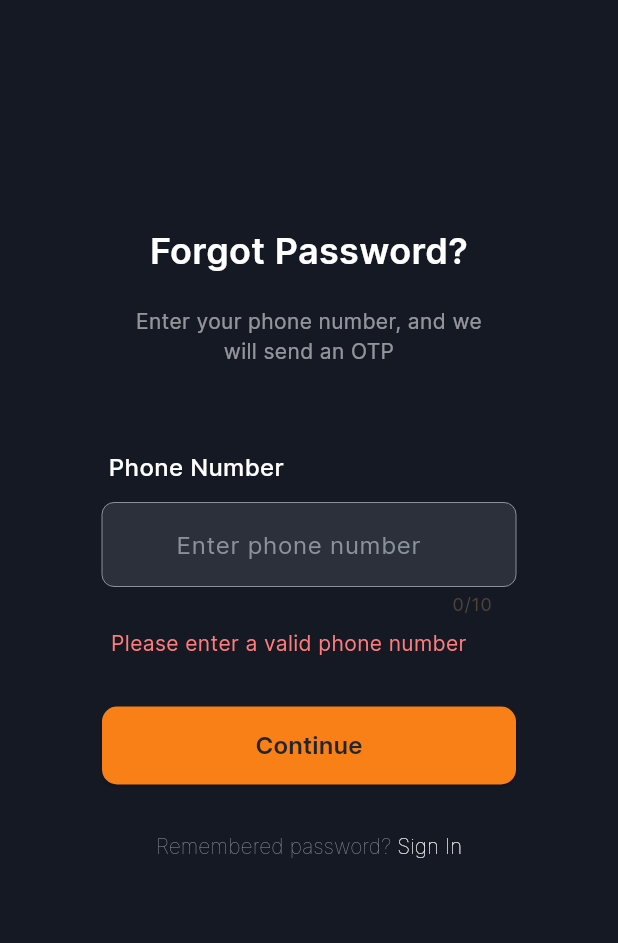
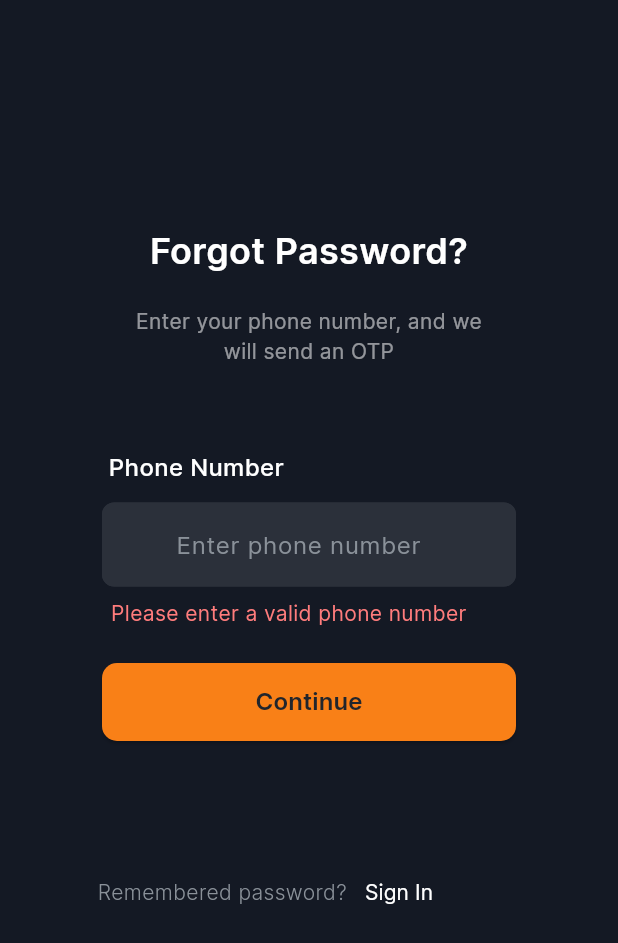
Before and after one commit to Afnan011/parcel_guru, a Flutter app: the ForgotPassword screen opened directly, after a tap on "Continue", on a phone screen of 412 x 824 dp. Shown: the top 943 px of the screen. Run offline on Flutter 3.47's test engine with Material 3 defaults, Android fonts, the light colour scheme and no system bars; our stand-ins replace animate_do, flutter_onboarding_slider, flutter_otp_text_field, font_awesome_flutter, persistent_bottom_nav_bar.

Commit message:
Forgot password updated

```diff
--- a/lib/main.dart
+++ b/lib/main.dart
@@ -1,8 +1,7 @@
 import 'package:flutter/material.dart';
-import 'package:parcel_guru/screens/home_Screen/homeScreen.dart';
-import 'package:parcel_guru/screens/otp_Verification/otpPage.dart';
+import 'package:parcel_guru/screens/SplashScreen/splashScreen.dart';
+import 'package:parcel_guru/screens/forgot_password_screen/forgot_password.dart';
 import 'package:parcel_guru/screens/signup/signup.dart';
-import 'package:parcel_guru/screens/skeleton_Bottom_Navigation/bottom_navigation.dart';
 
 void main() {
   runApp(const MyApp());
@@ -22,7 +21,7 @@ class MyApp extends StatelessWidget {
         useMaterial3: true,
         fontFamily: 'Inter'
       ),
-      home:  bottomNavigation(),
+      home: const splashScreen(),
     );
   }
 }
--- a/lib/screens/forgot_password_screen/forgot_password.dart
+++ b/lib/screens/forgot_password_screen/forgot_password.dart
@@ -1,5 +1,6 @@
 import 'package:flutter/material.dart';
 import 'package:flutter/services.dart';
+import 'package:parcel_guru/screens/signin/signin.dart';
 import 'package:parcel_guru/widgets/button_primary.dart';
 
 class ForgotPassword extends StatefulWidget {
@@ -10,22 +11,12 @@ class ForgotPassword extends StatefulWidget {
 }
 
 class _SignInState extends State<ForgotPassword> {
-  var showTextError = "Please enter a valid phone number";
-  var forgotPassword = TextEditingController();
-  var msg = "";
-  bool flag = true;
-  void showError() {
-    if (forgotPassword.text.length != 10) {
-      msg = showTextError;
-      flag = true;
-    } else {
-      msg = "";
-      flag = false;
-    }
-  }
+
 
   @override
   Widget build(BuildContext context) {
+    _ColorChangingTextFieldState ob2= _ColorChangingTextFieldState();
+
     return Scaffold(
       // appBar: AppBar(
       //   backgroundColor: Theme.of(context).colorScheme.inversePrimary,
@@ -84,59 +75,14 @@ class _SignInState extends State<ForgotPassword> {
               const SizedBox(
                 height: 12,
               ),
-              SizedBox(
+              const SizedBox(
                 width: 276,
-                child: TextField(
-                  maxLength: 10,
-                  inputFormatters: [
-                    LengthLimitingTextInputFormatter(10)
-                  ],
-                  style: const TextStyle(
-                    color: Colors.white,
-                    fontFamily: 'Inter',
-                    fontSize: 16,
-                  ),
-                  controller: forgotPassword,
-                  keyboardType: TextInputType.phone,
-                  decoration: InputDecoration(
-                    fillColor: const Color(0xff2B303A),
-                    filled: true,
-                    prefixText: "+91 ",
-                    prefixStyle: const TextStyle(
-                        color: Color(0xffEFF1F4),
-                        fontSize: 16,
-                        fontFamily: 'Inter',
-                        fontWeight: FontWeight.w400
-
-                    ),
-                    hintText: "Enter phone number",
-                    hintStyle: const TextStyle(
-                      color: Color(0xff8A9199),
-                      fontSize: 16,
-                      fontFamily: 'Inter',
-                      fontWeight: FontWeight.w400
-
-                    ),
-                    focusedBorder: OutlineInputBorder(
-                      borderRadius: BorderRadius.circular(8),
-                      borderSide: const BorderSide(
-                        width:0,
-                        color: Color(0xffFF7C7C)
-                      ),
-                    ),
-                    enabledBorder: OutlineInputBorder(
-                      borderRadius: BorderRadius.circular(8),
-                      borderSide: const BorderSide(
-                        width: 0, color: Color(0xff8A9199)
-                      ),
-                    ),
-                  ),
-                ),
+                child: ColorChangingTextField(),
               ),
               Padding(
-                padding: const EdgeInsets.only(right: 27,top: 8),
+                padding: const EdgeInsets.only(right: 27, top: 8),
                 child: Text(
-                  msg,
+                  ob2.flag==true?ob2.errorMessage:"",
                   style: const TextStyle(
                       fontFamily: 'Inter',
                       fontSize: 14,
@@ -145,44 +91,58 @@ class _SignInState extends State<ForgotPassword> {
                 ),
               ),
               const SizedBox(
-                height: 32,
+                height: 23,
               ),
               SizedBox(
                   width: 276,
                   height: 52,
-                child: PrimaryButton(onPressed: (){
+                  child: PrimaryButton(
+                    onPressed: () {
                       setState(() {
-                    showError();
+                        ob2.showError();
                       });
-                  // if(flag==false){
+                      // if(ob2.flag==false){
                       //   Navigator.push(context, MaterialPageRoute(builder: (context)=>const OTP()))
                       // }
-                }, btnText: "Continue",)
-              ),
+                    },
+                    btnText: "Continue",
+                  )),
               const SizedBox(
                 height: 32,
               ),
               Expanded(
-                child: RichText(
-                    text: const TextSpan(
-                        // style: DefaultTextStyle.of(context).style,
+                child: Padding(
+                  padding: const EdgeInsets.only(bottom: 160.0, left: 65),
+                  child: Row(
                     children: [
-                      TextSpan(
-                          text: 'Remembered password?',
+                      const Text(
+                        "Remembered password?",
+                        style: TextStyle(
+                            fontSize: 14,
+                            fontWeight: FontWeight.w300,
+                            fontFamily: 'Inter',
+                            color: Color(0xff8A9199)),
+                      ),
+                      TextButton(
+                          onPressed: () {
+                            setState(() {
+                              Navigator.push(
+                                  context,
+                                  MaterialPageRoute(
+                                      builder: (context) => const SignIn()));
+                            });
+                          },
+                          child: const Text(
+                            "Sign In",
                             style: TextStyle(
                                 fontFamily: 'Inter',
+                                fontWeight: FontWeight.w400,
                                 fontSize: 14,
-                              color: Color(0xff8A9199),
-                              fontWeight: FontWeight.w100)),
-                      TextSpan(
-                        text: ' Sign In',
-                        style: TextStyle(
-                            fontFamily: 'Inter',
-                            fontSize: 14,
-                            color: Colors.white,
-                            fontWeight: FontWeight.w100),
-                      )
-                    ])),
+                                color: Colors.white),
+                          ))
+                    ],
+                  ),
+                ),
               )
             ],
           ),
@@ -191,3 +151,155 @@ class _SignInState extends State<ForgotPassword> {
     );
   }
 }
+
+class ColorChangingTextField extends StatefulWidget {
+  const ColorChangingTextField({super.key});
+
+  @override
+  _ColorChangingTextFieldState createState() => _ColorChangingTextFieldState();
+
+
+}
+
+class _ColorChangingTextFieldState extends State<ColorChangingTextField> {
+  final TextEditingController _controller = TextEditingController();
+  Color _textFieldColor = Colors.redAccent;
+  FocusNode focusNode=FocusNode();
+  bool hasHint=true;
+  String txt="Enter phone number";
+  @override
+  void initState() {
+    super.initState();
+    _controller.addListener(_onTextChanged);
+    focusNode.addListener(() {
+      if(focusNode.hasFocus){
+        setState(() {
+          hasHint=false;
+        });
+      }else{
+        setState(() {
+          hasHint=true;
+        });
+      }
+    });
+  }
+
+  void _onTextChanged() {
+    if (_controller.text.length == 10) {
+      // Change the color when 10 characters are added
+      setState(() {
+        _textFieldColor = Colors.green;
+
+      });
+    } else {
+      // Reset the color to the original when the text changes
+      setState(() {
+        _textFieldColor = Colors.redAccent;
+      });
+    }
+  }
+
+  _SignInState ob=_SignInState();
+  String msg="";
+  var errorMessage="Please enter a valid phone number";
+  bool flag=true;
+  void showError() {
+    setState(() {
+      if(_controller.text.length!=10){
+        flag=true;
+      }else{
+        flag=false;
+      }
+    });
+
+  }
+
+
+  @override
+  Widget build(BuildContext context) {
+
+    focusNode: focusNode;
+    return TextField(
+        // maxLength: 10,
+        inputFormatters: [
+          LengthLimitingTextInputFormatter(10),
+          FilteringTextInputFormatter.digitsOnly
+        ],
+        style: const TextStyle(
+            color: Colors.white,
+            fontFamily: 'Inter',
+            fontWeight: FontWeight.w400,
+            fontSize: 16),
+        keyboardType: TextInputType.phone,
+        controller: _controller,
+        decoration: InputDecoration(
+            fillColor: const Color(0xff2B303A),
+            filled: true,
+            prefixText: "+91 ",
+            prefixStyle: const TextStyle(
+                color: Colors.white,
+                fontSize: 16,
+                fontFamily: 'Inter',
+                fontWeight: FontWeight.w400),
+            // hasFloatingPlaceholder=true,
+            hintText: hasHint?txt:"",
+            hintStyle: const TextStyle(
+                color: Color(0xff8A9199),
+                fontSize: 16,
+                fontFamily: 'Inter',
+                fontWeight: FontWeight.w400),
+            focusedBorder: OutlineInputBorder(
+                borderRadius: BorderRadius.circular(8),
+                borderSide: BorderSide(color: _textFieldColor)),
+            enabledBorder: OutlineInputBorder(
+                borderRadius: BorderRadius.circular(8),
+                borderSide: const BorderSide(color: Color(0xff2B303A)))));
+  }
+
+  @override
+  void dispose() {
+    focusNode.dispose();
+    _controller.dispose();
+    super.dispose();
+  }
+}
+// TextField(
+// maxLength: 10,
+// inputFormatters: [
+// LengthLimitingTextInputFormatter(10)
+// ],
+// style: const TextStyle(
+// color: Colors.white,
+// fontFamily: 'Inter',
+// fontSize: 16,
+// ),
+// controller: forgotPassword,
+// keyboardType: TextInputType.phone,
+// decoration: InputDecoration(
+// fillColor: const Color(0xff2B303A),
+// filled: true,
+//
+// hintText: "Enter phone number",
+// hintStyle: const TextStyle(
+// color: Color(0xff8A9199),
+// fontSize: 16,
+// fontFamily: 'Inter',
+// fontWeight: FontWeight.w400
+//
+// ),
+// focusedBorder: OutlineInputBorder(
+// borderRadius: BorderRadius.circular(8),
+// borderSide: const BorderSide(
+// width:0,
+// color: Color(0xffFF7C7C)
+// ),
+// ),
+// enabledBorder: OutlineInputBorder(
+// borderRadius: BorderRadius.circular(8),
+// borderSide: const BorderSide(
+// width: 0, color: Color(0xff8A9199)
+// ),
+//
+// ),
+// ),
+// )
```
Lines whose indentation alone changed are shown as unchanged.
